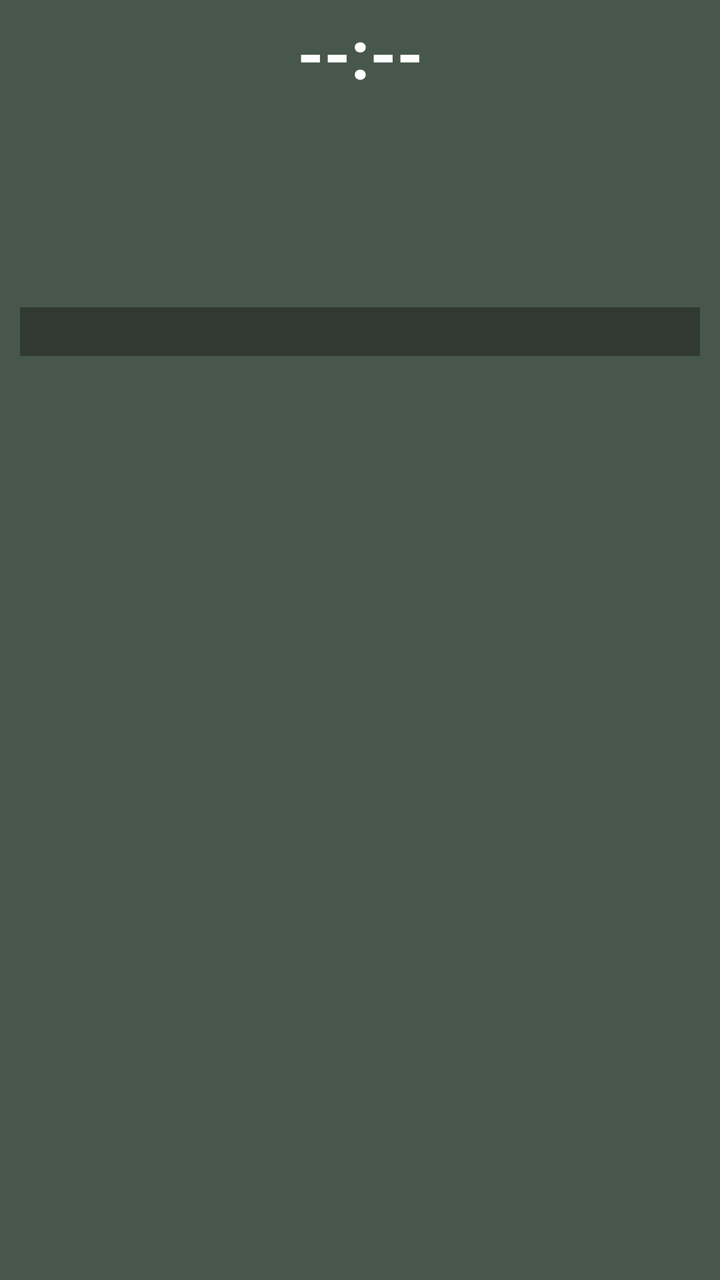
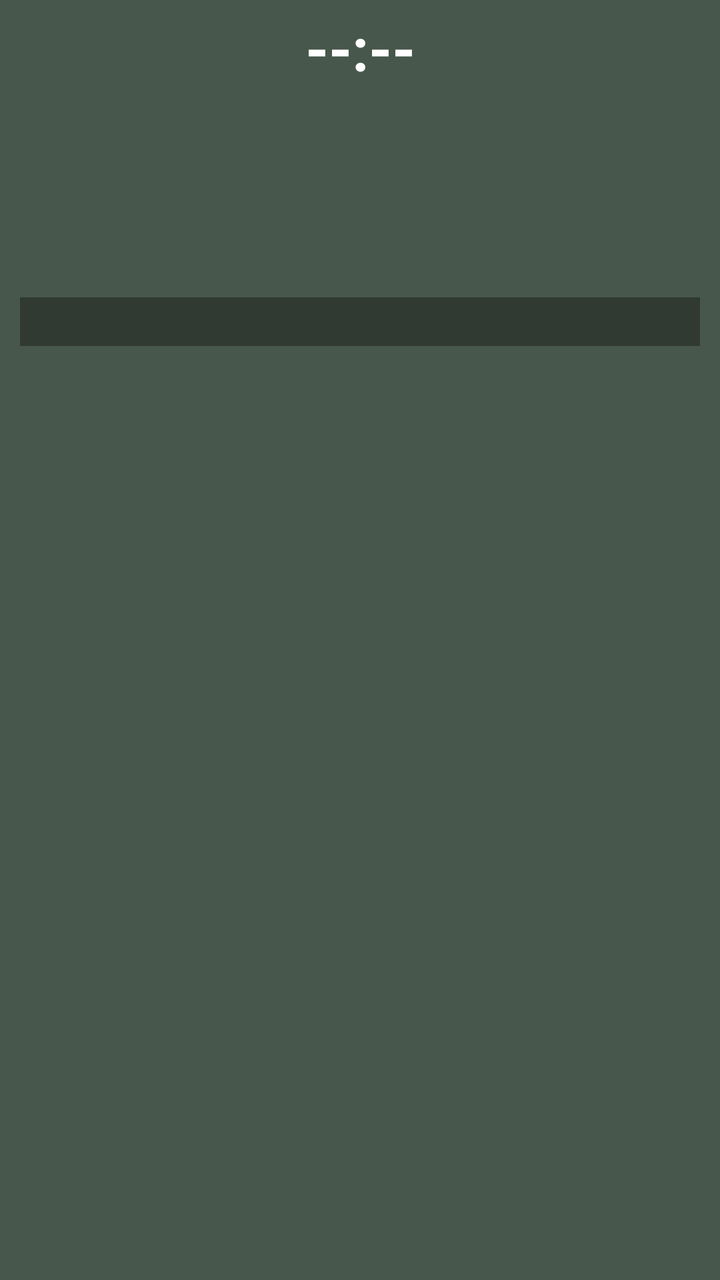

Compare the two renders of this Android layout. The source of the first and the diff that turns it into the second are given below.
<!-- AndroidManifest.xml: fallback theme Theme.MaterialComponents.DayNight.NoActionBar -->
<!-- res/layout/prayer_widget_layout.xml -->
<?xml version="1.0" encoding="utf-8"?>
<LinearLayout xmlns:android="http://schemas.android.com/apk/res/android"
    android:layout_width="match_parent"
    android:layout_height="match_parent"
    android:orientation="vertical"
    android:background="@drawable/widget_background"
    android:paddingStart="10dp"
    android:paddingEnd="10dp"
    android:paddingTop="8dp"
    android:paddingBottom="8dp">

    
    <TextView
        android:id="@+id/widget_time"
        android:layout_width="match_parent"
        android:layout_height="wrap_content"
        android:text="--:--"
        android:textColor="#FFFFFF"
        android:textSize="34sp"
        android:textStyle="bold"
        android:includeFontPadding="false"
        android:maxLines="1"
        android:autoSizeTextType="uniform"
        android:autoSizeMinTextSize="18sp"
        android:autoSizeMaxTextSize="34sp"
        android:gravity="center" />

    
    <LinearLayout
        android:layout_width="match_parent"
        android:layout_height="wrap_content"
        android:layout_marginTop="2dp"
        android:orientation="horizontal"
        android:gravity="center_vertical">

        <TextView
            android:id="@+id/widget_day"
            android:layout_width="0dp"
            android:layout_height="wrap_content"
            android:layout_weight="3"
            android:text=""
            android:textColor="#FFFFFF"
            android:textSize="16sp"
            android:textStyle="bold"
            android:includeFontPadding="false"
            android:singleLine="true"
            android:ellipsize="end" />

        <TextView
            android:id="@+id/widget_weather"
            android:layout_width="0dp"
            android:layout_height="wrap_content"
            android:layout_weight="4"
            android:text=""
            android:textColor="#80DEEA"
            android:textSize="12sp"
            android:textStyle="bold"
            android:gravity="end"
            android:singleLine="true"
            android:ellipsize="start" />

    </LinearLayout>

    
    <LinearLayout
        android:layout_width="match_parent"
        android:layout_height="wrap_content"
        android:layout_marginTop="4dp"
        android:orientation="horizontal">

        
        <LinearLayout
            android:layout_width="0dp"
            android:layout_height="wrap_content"
            android:layout_weight="1"
            android:orientation="vertical">

            <TextView
                android:id="@+id/widget_gregorian"
                android:layout_width="wrap_content"
                android:layout_height="wrap_content"
                android:text=""
                android:textColor="#E0E0E0"
                android:textSize="14sp"
                android:textStyle="bold"
                android:singleLine="true"
                android:ellipsize="end" />

            <TextView
                android:id="@+id/widget_hijri"
                android:layout_width="wrap_content"
                android:layout_height="wrap_content"
                android:layout_marginTop="1dp"
                android:text=""
                android:textColor="#FFD54F"
                android:textSize="13sp"
                android:textStyle="bold"
                android:singleLine="true"
                android:ellipsize="end" />

            <TextView
                android:id="@+id/widget_bangla_date"
                android:layout_width="wrap_content"
                android:layout_height="wrap_content"
                android:layout_marginTop="1dp"
                android:text=""
                android:textColor="#80DEEA"
                android:textSize="13sp"
                android:textStyle="bold"
                android:singleLine="true"
                android:ellipsize="end" />

        </LinearLayout>

        
        <LinearLayout
            android:layout_width="0dp"
            android:layout_height="wrap_content"
            android:layout_weight="1"
            android:orientation="vertical">

            <TextView
                android:id="@+id/widget_sunrise"
                android:layout_width="wrap_content"
                android:layout_height="wrap_content"
                android:text=""
                android:textColor="#FFD54F"
                android:textSize="13sp"
                android:textStyle="bold"
                android:singleLine="true" />

            <TextView
                android:id="@+id/widget_sunset"
                android:layout_width="wrap_content"
                android:layout_height="wrap_content"
                android:layout_marginTop="1dp"
                android:text=""
                android:textColor="#FFD54F"
                android:textSize="13sp"
                android:textStyle="bold"
                android:singleLine="true" />

            <TextView
                android:id="@+id/widget_sehri"
                android:layout_width="wrap_content"
                android:layout_height="wrap_content"
                android:layout_marginTop="4dp"
                android:text=""
                android:textColor="#00E676"
                android:textSize="13sp"
                android:textStyle="bold"
                android:singleLine="true" />

            <TextView
                android:id="@+id/widget_iftar"
                android:layout_width="wrap_content"
                android:layout_height="wrap_content"
                android:layout_marginTop="1dp"
                android:text=""
                android:textColor="#00E676"
                android:textSize="13sp"
                android:textStyle="bold"
                android:singleLine="true" />

        </LinearLayout>
    </LinearLayout>

    
    <TextView
        android:id="@+id/widget_alert"
        android:layout_width="match_parent"
        android:layout_height="wrap_content"
        android:layout_marginTop="4dp"
        android:paddingTop="4dp"
        android:paddingBottom="4dp"
        android:paddingStart="4dp"
        android:paddingEnd="4dp"
        android:background="#55000000"
        android:text=""
        android:textColor="#FFD54F"
        android:textSize="12sp"
        android:textStyle="bold"
        android:gravity="start"
        android:maxLines="8"
        android:ellipsize="end" />

</LinearLayout>
<!-- resources referenced by this layout -->
<resources>
  <!-- drawable widget_background (drawable) -->
  <?xml version="1.0" encoding="utf-8"?>
  <shape xmlns:android="http://schemas.android.com/apk/res/android"
      android:shape="rectangle">
      <solid android:color="#CC1B2E1F" />
  </shape>
</resources>

<!-- the commit's change to res/layout/prayer_widget_layout.xml (unified diff, before → after) -->
@@ -10,19 +10,17 @@
     android:paddingBottom="8dp">
 
     
+    
     <TextView
         android:id="@+id/widget_time"
         android:layout_width="match_parent"
         android:layout_height="wrap_content"
         android:text="--:--"
         android:textColor="#FFFFFF"
-        android:textSize="34sp"
+        android:textSize="30sp"
         android:textStyle="bold"
         android:includeFontPadding="false"
         android:maxLines="1"
-        android:autoSizeTextType="uniform"
-        android:autoSizeMinTextSize="18sp"
-        android:autoSizeMaxTextSize="34sp"
         android:gravity="center" />
 
     
